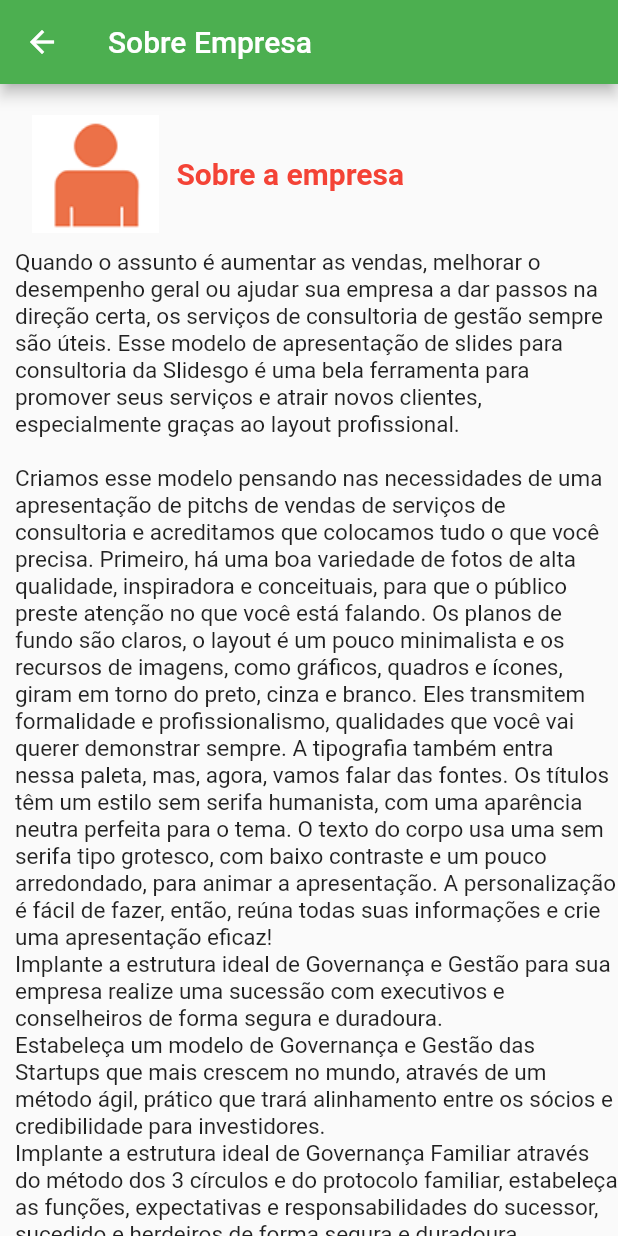
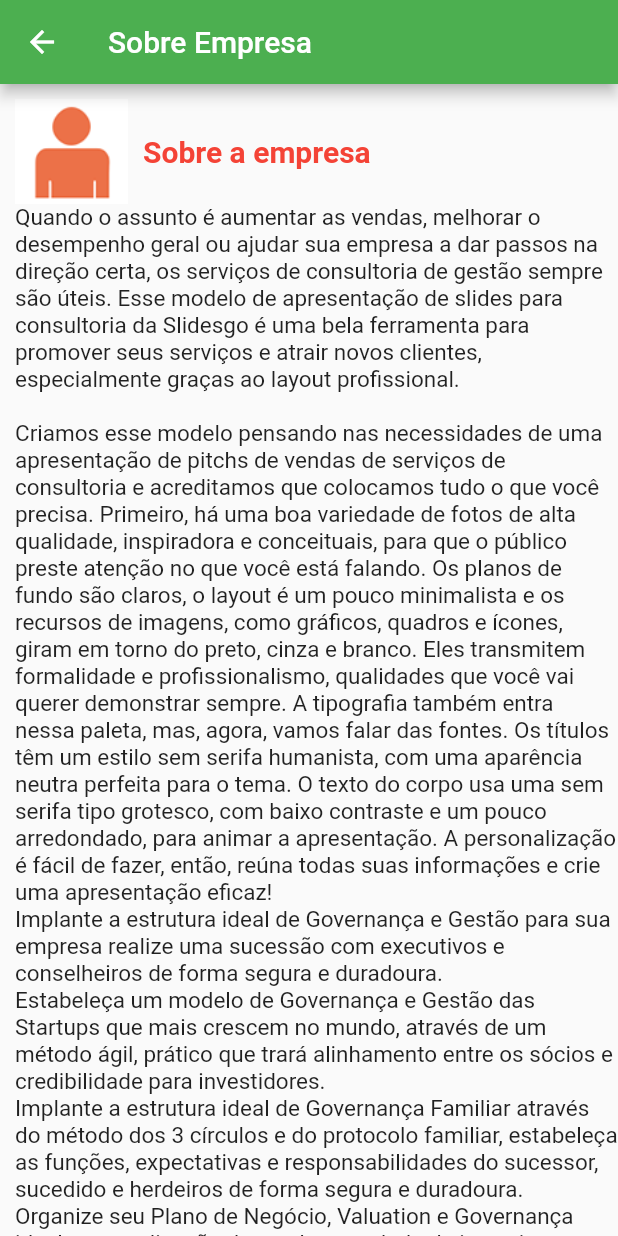
Before and after one commit to TiaguinhoCode/AtmConsultoria, a Flutter app: the TelaEmpresa screen opened directly, on a phone screen of 412 x 824 dp. Run offline on Flutter 3.47's test engine with Material 2 defaults, Android fonts, the light colour scheme and no system bars.

```diff
--- a/lib/TelaEmpresa.dart
+++ b/lib/TelaEmpresa.dart
@@ -25,8 +25,10 @@ class _TelaEmpresaState extends State<TelaEmpresa> {
                   children: [
                     Image.asset(
                       "images/detalhe_empresa.png",
-                      height: 100,
+                      fit: BoxFit.contain,
+                      height: 70,
                     ),
+                    Padding(padding: EdgeInsets.only(left: 10)),
                     Text(
                       "Sobre a empresa",
                       style: TextStyle(
--- a/lib/TelaServico.dart
+++ b/lib/TelaServico.dart
@@ -29,6 +29,7 @@ class _TelaServicoState extends State<TelaServico> {
               children: [
                 Image.asset(
                   "images/detalhe_servico.png",
+                  fit: BoxFit.contain,
                   height: 80,
                 ),
                 Padding(padding: EdgeInsets.only(left: 15)),
```
